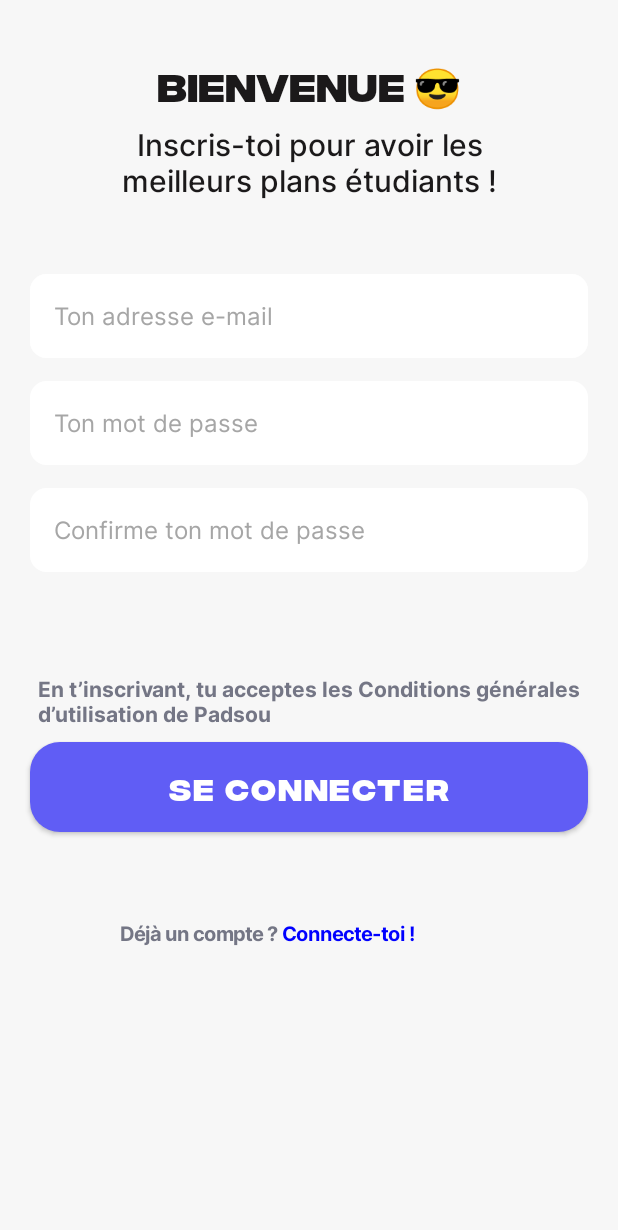
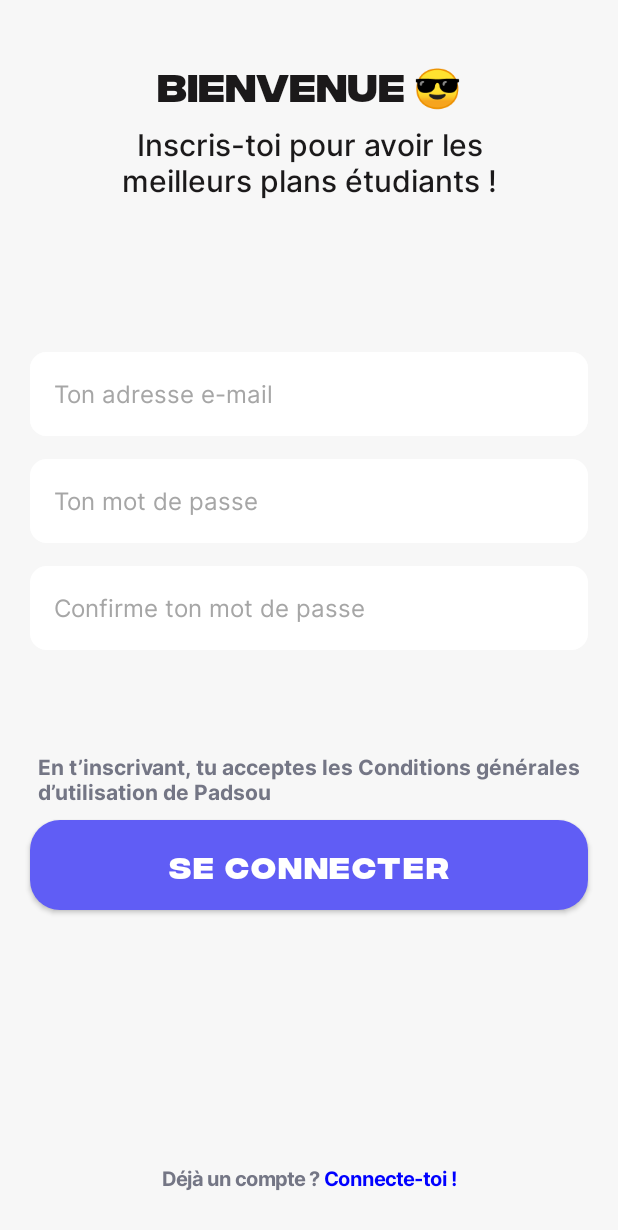
Before and after one commit to AzaWoodyy/PadSou, an Android app built with Jetpack Compose: the composable RegisterPage shown on its own in the app's theme, on a phone screen of 412 x 824 dp. Shown: the top 1230 px of the screen. Run offline under Robolectric (Android 15) with nearby library versions, the phone set to English and light mode, and no system bars; 1 statement that could not run was skipped.

Commit message:
:lipstick: Fixed padding issues

```diff
--- a/app/src/main/java/com/example/padsous/MainActivity.kt
+++ b/app/src/main/java/com/example/padsous/MainActivity.kt
@@ -39,14 +39,15 @@ class MainActivity : ComponentActivity() {
 fun Greeting() {
     val plan1: Plan = Plan(id = 8, name = "Bon plan otacos", description = "1 tacos acheté 1 tacos offert", descImage = R.drawable.kebabdesc, image = R.drawable.kebabimg, nbTesters = 12)
 
-    HorizontalPager(count = 5)
+    HorizontalPager(count = 6)
     { page ->
         when (page) {
             0 -> OnBoarding()
             1 -> HomePage()
             2 -> PlanDetail(plan1)
             3 -> RegisterPage()
-            4 -> AddPlan()
+            4 -> LoginPage()
+            5 -> AddPlan()
         }
     }
 
--- a/app/src/main/java/com/example/padsous/features/addplan/AddPlanContent.kt
+++ b/app/src/main/java/com/example/padsous/features/addplan/AddPlanContent.kt
@@ -24,6 +24,7 @@ import com.google.accompanist.pager.rememberPagerState
 @Composable
 fun AddPlanContent() {
     val pagerState = rememberPagerState()
+    val coroutineScope = rememberCoroutineScope()
     var swipable by remember { mutableStateOf(false) }
     Column(
         horizontalAlignment = Alignment.CenterHorizontally,
@@ -51,7 +52,7 @@ fun AddPlanContent() {
             swipable = currentPage != 0
             when (page) {
                 0 -> {
-                    PlanContent(pagerState)
+                    PlanContent(pagerState, coroutineScope)
                 }
                 1 -> {
                     PlanImage(pagerState)
--- a/app/src/main/java/com/example/padsous/features/addplan/content/planContent.kt
+++ b/app/src/main/java/com/example/padsous/features/addplan/content/planContent.kt
@@ -16,12 +16,13 @@ import androidx.compose.ui.unit.sp
 import com.example.padsous.ui.theme.*
 import com.google.accompanist.pager.ExperimentalPagerApi
 import com.google.accompanist.pager.PagerState
+import kotlinx.coroutines.CoroutineScope
 import kotlinx.coroutines.MainScope
 import kotlinx.coroutines.launch
 
 @OptIn(ExperimentalPagerApi::class)
 @Composable
-fun PlanContent(pageState: PagerState) {
+fun PlanContent(pageState: PagerState, coroutineScope: CoroutineScope) {
     Column(
         verticalArrangement = Arrangement.SpaceBetween,
         horizontalAlignment = Alignment.CenterHorizontally,
@@ -176,7 +177,7 @@ fun PlanContent(pageState: PagerState) {
             }
         }
         Button(
-            onClick = { MainScope().launch { pageState.scrollToPage(pageState.currentPage + 1)} },
+            onClick = { coroutineScope.launch { pageState.animateScrollToPage(pageState.currentPage + 1)} },
             Modifier
                 .width(300.dp)
                 .clip(shape = RoundedCornerShape(20.dp))
--- a/app/src/main/java/com/example/padsous/features/login/LoginPageFooter.kt
+++ b/app/src/main/java/com/example/padsous/features/login/LoginPageFooter.kt
@@ -2,6 +2,7 @@ package com.example.padsous.features.login
 
 import androidx.compose.foundation.layout.Arrangement
 import androidx.compose.foundation.layout.Row
+import androidx.compose.foundation.layout.offset
 import androidx.compose.foundation.layout.padding
 import androidx.compose.material.Text
 import androidx.compose.runtime.Composable
@@ -18,7 +19,10 @@ import com.example.padsous.ui.theme.Inter
 fun LoginPageFooter() {
     Row  (horizontalArrangement = Arrangement.Center,
         verticalAlignment = Alignment.Bottom) {
-        Row(modifier = Modifier.padding(80.dp, 60.dp, 70.dp, 0.dp)) {
+        Row(modifier = Modifier
+            .padding(80.dp, 60.dp, 70.dp, 0.dp)
+            .offset(y = -(30.dp))
+        ) {
             Text(
                 color = DarkGreyCustom,
                 fontFamily = Inter,
--- a/app/src/main/java/com/example/padsous/features/login/LoginPageForm.kt
+++ b/app/src/main/java/com/example/padsous/features/login/LoginPageForm.kt
@@ -24,7 +24,9 @@ import com.example.padsous.ui.theme.*
 fun LoginPageForm() {
     Column(
         verticalArrangement = Arrangement.Center,
-        horizontalAlignment = Alignment.CenterHorizontally
+        horizontalAlignment = Alignment.CenterHorizontally,
+        modifier = Modifier
+            .offset(y = -(105.dp))
     ) {
 
         var text1 by remember { mutableStateOf(TextFieldValue("")) }
--- a/app/src/main/java/com/example/padsous/features/register/RegisterPageFooter.kt
+++ b/app/src/main/java/com/example/padsous/features/register/RegisterPageFooter.kt
@@ -16,7 +16,13 @@ import com.example.padsous.ui.theme.Inter
 fun RegisterPageFooter() {
    Row  (horizontalArrangement = Arrangement.Center,
        verticalAlignment = Alignment.Bottom) {
-       Row(modifier = Modifier.padding(80.dp, 60.dp, 70.dp, 0.dp)) {
+       Row(
+           horizontalArrangement = Arrangement.Center,
+           modifier = Modifier
+           .offset(y = -(30.dp))
+               .fillMaxWidth()
+       )
+       {
            Text(
                color = DarkGreyCustom,
                fontFamily = Inter,
--- a/app/src/main/java/com/example/padsous/features/register/RegisterPageForm.kt
+++ b/app/src/main/java/com/example/padsous/features/register/RegisterPageForm.kt
@@ -25,7 +25,9 @@ import com.example.padsous.ui.theme.*
 fun RegisterPageForm() {
         Column(
             verticalArrangement = Arrangement.Center,
-            horizontalAlignment = Alignment.CenterHorizontally
+            horizontalAlignment = Alignment.CenterHorizontally,
+            modifier = Modifier
+                .offset(y = -(50.dp))
         ) {
             var text1 by remember { mutableStateOf(TextFieldValue("")) }
             var text2 by remember { mutableStateOf(TextFieldValue("")) }
--- a/app/src/main/java/com/example/padsous/features/register/RegisterPageHeader.kt
+++ b/app/src/main/java/com/example/padsous/features/register/RegisterPageHeader.kt
@@ -20,7 +20,7 @@ fun RegisterPageHeader() {
         Column (
             horizontalAlignment = Alignment.CenterHorizontally,
             modifier = Modifier
-                .padding(0.dp, 40.dp, 0.dp, 50.dp)
+                .padding(0.dp, 40.dp, 0.dp, 0.dp)
                 .fillMaxWidth()
         ){
             Text(
--- a/app/src/main/java/com/example/padsous/screens/LoginPage.kt
+++ b/app/src/main/java/com/example/padsous/screens/LoginPage.kt
@@ -4,6 +4,7 @@ import androidx.compose.foundation.layout.Column
 import androidx.compose.runtime.Composable
 import androidx.compose.ui.Modifier
 import androidx.compose.foundation.background
+import androidx.compose.foundation.layout.Arrangement
 import androidx.compose.foundation.layout.fillMaxSize
 import com.example.padsous.features.login.LoginPageFooter
 import com.example.padsous.features.login.LoginPageForm
@@ -13,7 +14,9 @@ import com.example.padsous.ui.theme.MediumGreyCustom
 
 @Composable
 fun LoginPage() {
-    Column(  modifier = Modifier
+    Column(
+        verticalArrangement = Arrangement.SpaceBetween,
+        modifier = Modifier
         .fillMaxSize()
         .background(color = MediumGreyCustom),) {
         LoginPageHeader()
--- a/app/src/main/java/com/example/padsous/screens/RegisterPage.kt
+++ b/app/src/main/java/com/example/padsous/screens/RegisterPage.kt
@@ -1,10 +1,7 @@
 package com.example.padsous.screens
 
 import androidx.compose.foundation.background
-import androidx.compose.foundation.layout.Column
-import androidx.compose.foundation.layout.Row
-import androidx.compose.foundation.layout.fillMaxSize
-import androidx.compose.foundation.layout.padding
+import androidx.compose.foundation.layout.*
 import androidx.compose.runtime.Composable
 import androidx.compose.ui.Modifier
 import androidx.compose.ui.graphics.Color
@@ -16,10 +13,12 @@ import com.example.padsous.ui.theme.MediumGreyCustom
 
 @Composable
 fun RegisterPage() {
-    Column ( modifier = Modifier
+    Column (
+        verticalArrangement = Arrangement.SpaceBetween,
+        modifier = Modifier
         .fillMaxSize()
-        .background(color = MediumGreyCustom),) {
-
+        .background(color = MediumGreyCustom),)
+    {
         RegisterPageHeader()
         RegisterPageForm()
         RegisterPageFooter()
```
